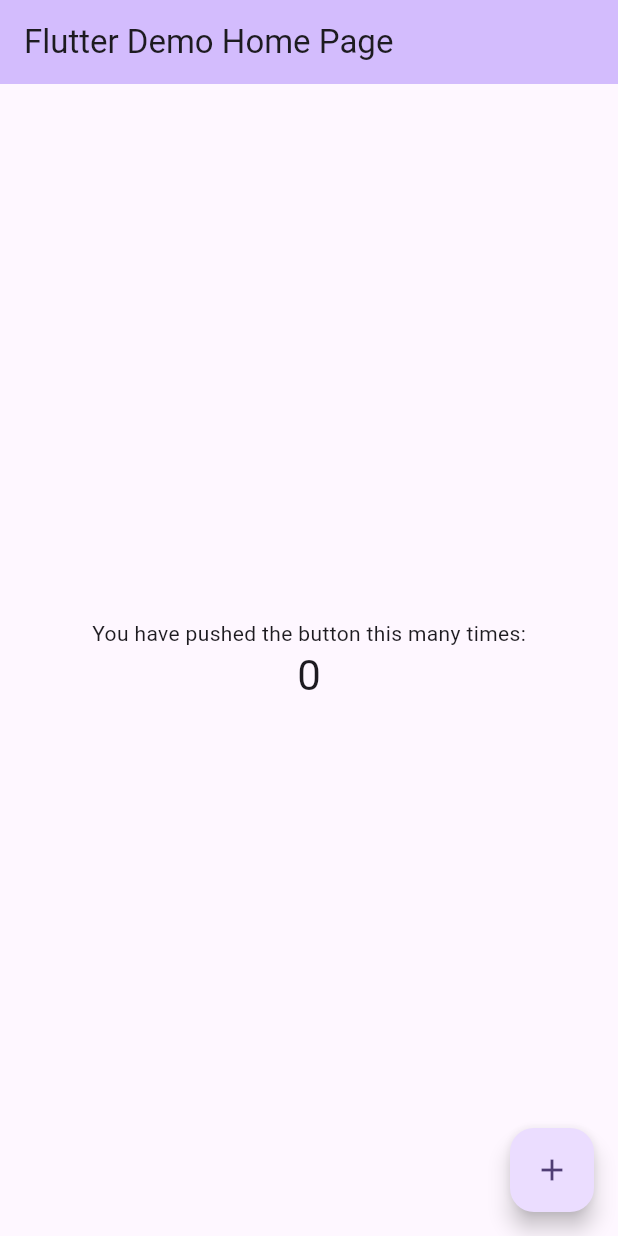
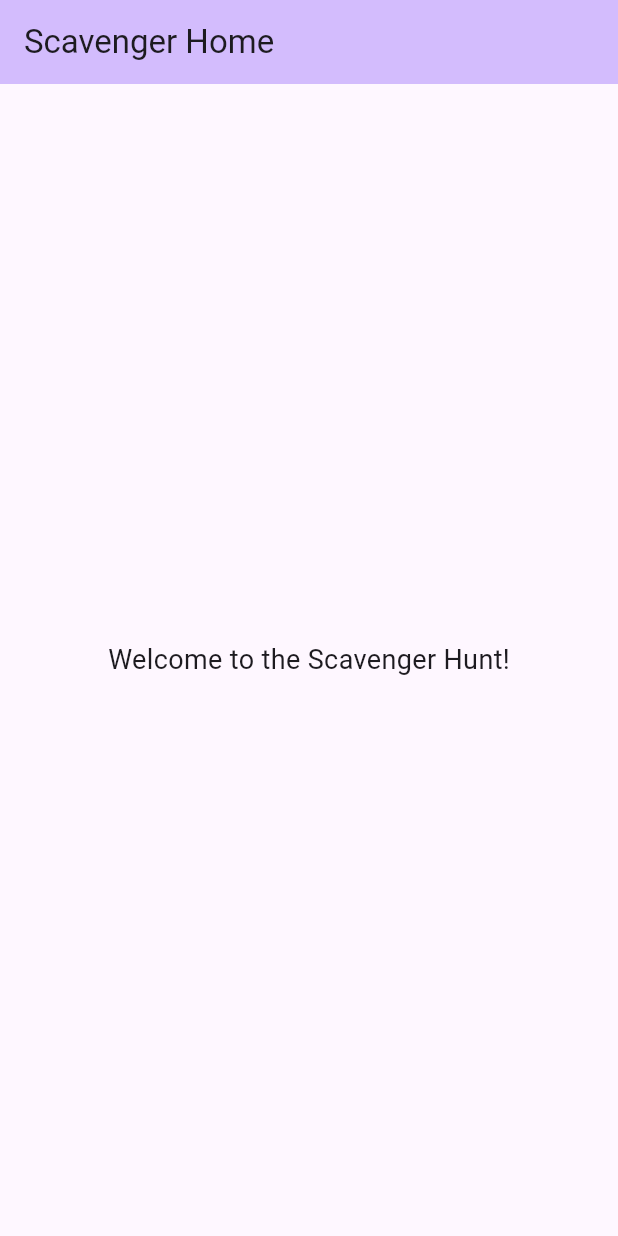
Before and after one commit to rhern7/scavenger_hunt, a Flutter app: the screen it shows after launch, on a phone screen of 412 x 824 dp. Run offline on Flutter 3.47's test engine with Material 3 defaults, Android fonts, the phone set to English and light mode, and no system bars.

Commit message:
scavenger hunt main page

```diff
--- a/lib/main.dart
+++ b/lib/main.dart
@@ -7,116 +7,43 @@ void main() {
 class MyApp extends StatelessWidget {
   const MyApp({super.key});
 
-  // This widget is the root of your application.
   @override
   Widget build(BuildContext context) {
     return MaterialApp(
       title: 'Flutter Demo',
       theme: ThemeData(
-        // This is the theme of your application.
-        //
-        // TRY THIS: Try running your application with "flutter run". You'll see
-        // the application has a purple toolbar. Then, without quitting the app,
-        // try changing the seedColor in the colorScheme below to Colors.green
-        // and then invoke "hot reload" (save your changes or press the "hot
-        // reload" button in a Flutter-supported IDE, or press "r" if you used
-        // the command line to start the app).
-        //
-        // Notice that the counter didn't reset back to zero; the application
-        // state is not lost during the reload. To reset the state, use hot
-        // restart instead.
-        //
-        // This works for code too, not just values: Most code changes can be
-        // tested with just a hot reload.
         colorScheme: ColorScheme.fromSeed(seedColor: Colors.deepPurple),
       ),
-      home: const MyHomePage(title: 'Flutter Demo Home Page'),
+      home: const ScavengerHomePage(title: 'Scavenger Home'),
     );
   }
 }
 
-class MyHomePage extends StatefulWidget {
-  const MyHomePage({super.key, required this.title});
-
-  // This widget is the home page of your application. It is stateful, meaning
-  // that it has a State object (defined below) that contains fields that affect
-  // how it looks.
-
-  // This class is the configuration for the state. It holds the values (in this
-  // case the title) provided by the parent (in this case the App widget) and
-  // used by the build method of the State. Fields in a Widget subclass are
-  // always marked "final".
+class ScavengerHomePage extends StatefulWidget {
+  const ScavengerHomePage({super.key, required this.title});
 
   final String title;
 
   @override
-  State<MyHomePage> createState() => _MyHomePageState();
+  State<ScavengerHomePage> createState() => _ScavengerHomePageState();
 }
 
-class _MyHomePageState extends State<MyHomePage> {
-  int _counter = 0;
-
-  void _incrementCounter() {
-    setState(() {
-      // This call to setState tells the Flutter framework that something has
-      // changed in this State, which causes it to rerun the build method below
-      // so that the display can reflect the updated values. If we changed
-      // _counter without calling setState(), then the build method would not be
-      // called again, and so nothing would appear to happen.
-      _counter++;
-    });
-  }
+class _ScavengerHomePageState extends State<ScavengerHomePage> {
+  // For now, no state here.
 
   @override
   Widget build(BuildContext context) {
-    // This method is rerun every time setState is called, for instance as done
-    // by the _incrementCounter method above.
-    //
-    // The Flutter framework has been optimized to make rerunning build methods
-    // fast, so that you can just rebuild anything that needs updating rather
-    // than having to individually change instances of widgets.
     return Scaffold(
       appBar: AppBar(
-        // TRY THIS: Try changing the color here to a specific color (to
-        // Colors.amber, perhaps?) and trigger a hot reload to see the AppBar
-        // change color while the other colors stay the same.
         backgroundColor: Theme.of(context).colorScheme.inversePrimary,
-        // Here we take the value from the MyHomePage object that was created by
-        // the App.build method, and use it to set our appbar title.
         title: Text(widget.title),
       ),
-      body: Center(
-        // Center is a layout widget. It takes a single child and positions it
-        // in the middle of the parent.
-        child: Column(
-          // Column is also a layout widget. It takes a list of children and
-          // arranges them vertically. By default, it sizes itself to fit its
-          // children horizontally, and tries to be as tall as its parent.
-          //
-          // Column has various properties to control how it sizes itself and
-          // how it positions its children. Here we use mainAxisAlignment to
-          // center the children vertically; the main axis here is the vertical
-          // axis because Columns are vertical (the cross axis would be
-          // horizontal).
-          //
-          // TRY THIS: Invoke "debug painting" (choose the "Toggle Debug Paint"
-          // action in the IDE, or press "p" in the console), to see the
-          // wireframe for each widget.
-          mainAxisAlignment: MainAxisAlignment.center,
-          children: <Widget>[
-            const Text('You have pushed the button this many times:'),
-            Text(
-              '$_counter',
-              style: Theme.of(context).textTheme.headlineMedium,
-            ),
-          ],
+      body: const Center(
+        child: Text(
+          'Welcome to the Scavenger Hunt!',
+          style: TextStyle(fontSize: 18),
         ),
       ),
-      floatingActionButton: FloatingActionButton(
-        onPressed: _incrementCounter,
-        tooltip: 'Increment',
-        child: const Icon(Icons.add),
-      ), // This trailing comma makes auto-formatting nicer for build methods.
     );
   }
 }
```
